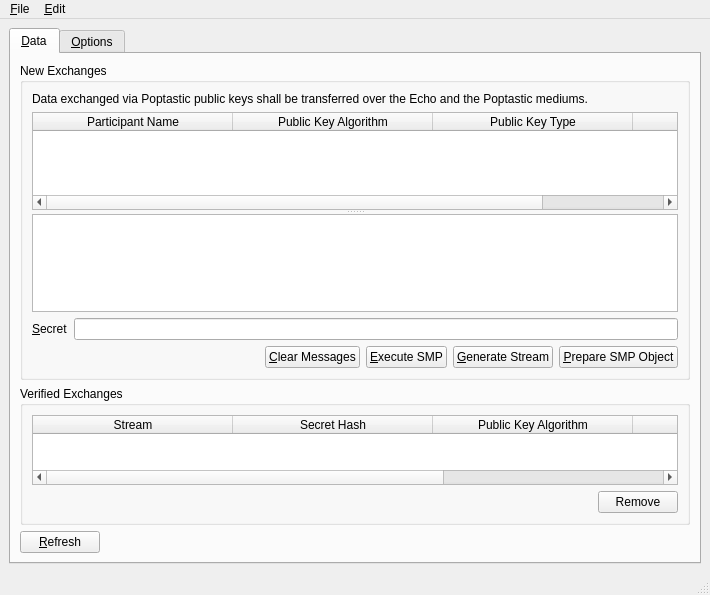
First picture: the form in branches/trunk/UI/spot-on-smpwindow.ui, repository textbrowser/spot-on, before the edit.
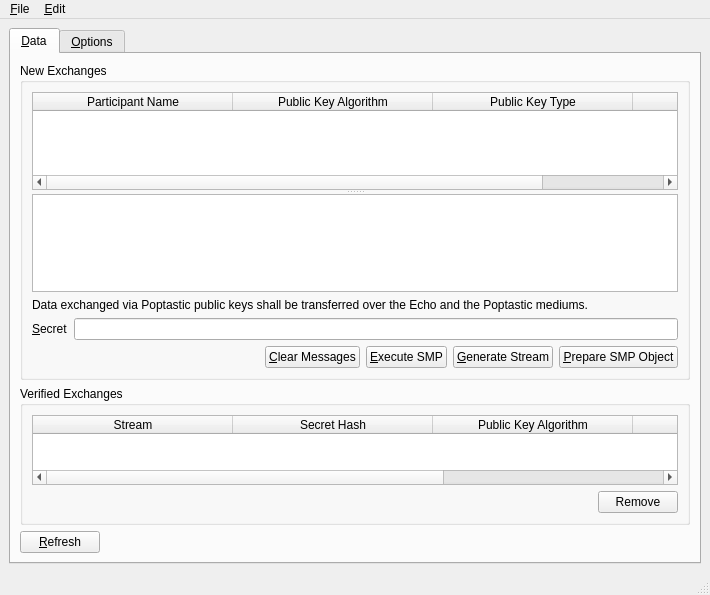
Second picture: the form after the edit. Icons and pictures are not drawn.

Commit message: Badges. Moved an information label.

The edit to the form file:
```diff
--- a/branches/trunk/UI/spot-on-smpwindow.ui
+++ b/branches/trunk/UI/spot-on-smpwindow.ui
@@ -32,16 +32,6 @@
            <string>New Exchanges</string>
           </property>
           <layout class="QVBoxLayout" name="verticalLayout_4">
-           <item>
-            <widget class="QLabel" name="label_2">
-             <property name="text">
-              <string>Data exchanged via Poptastic public keys shall be transferred over the Echo and the Poptastic mediums.</string>
-             </property>
-             <property name="wordWrap">
-              <bool>true</bool>
-             </property>
-            </widget>
-           </item>
            <item>
             <widget class="QSplitter" name="splitter">
              <property name="orientation">
@@ -93,6 +83,16 @@
              <widget class="QTextBrowser" name="output"/>
             </widget>
            </item>
+           <item>
+            <widget class="QLabel" name="label_2">
+             <property name="text">
+              <string>Data exchanged via Poptastic public keys shall be transferred over the Echo and the Poptastic mediums.</string>
+             </property>
+             <property name="wordWrap">
+              <bool>true</bool>
+             </property>
+            </widget>
+           </item>
            <item>
             <layout class="QHBoxLayout" name="horizontalLayout_2">
              <item>
```
The commit also changes 1 other file.
